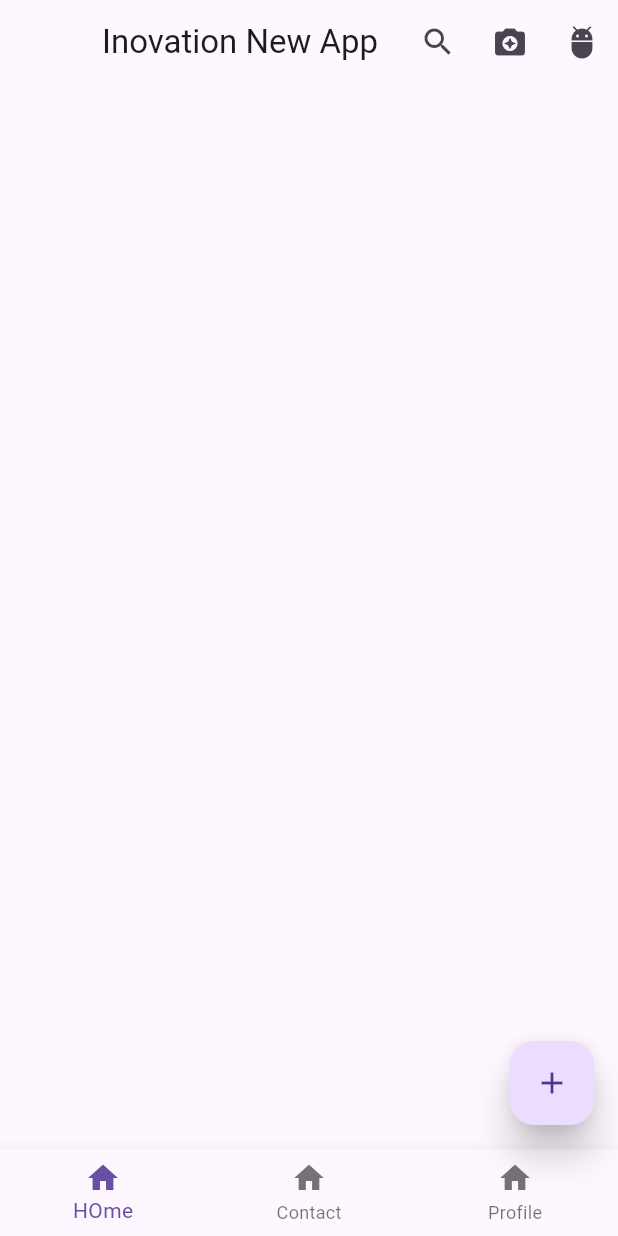
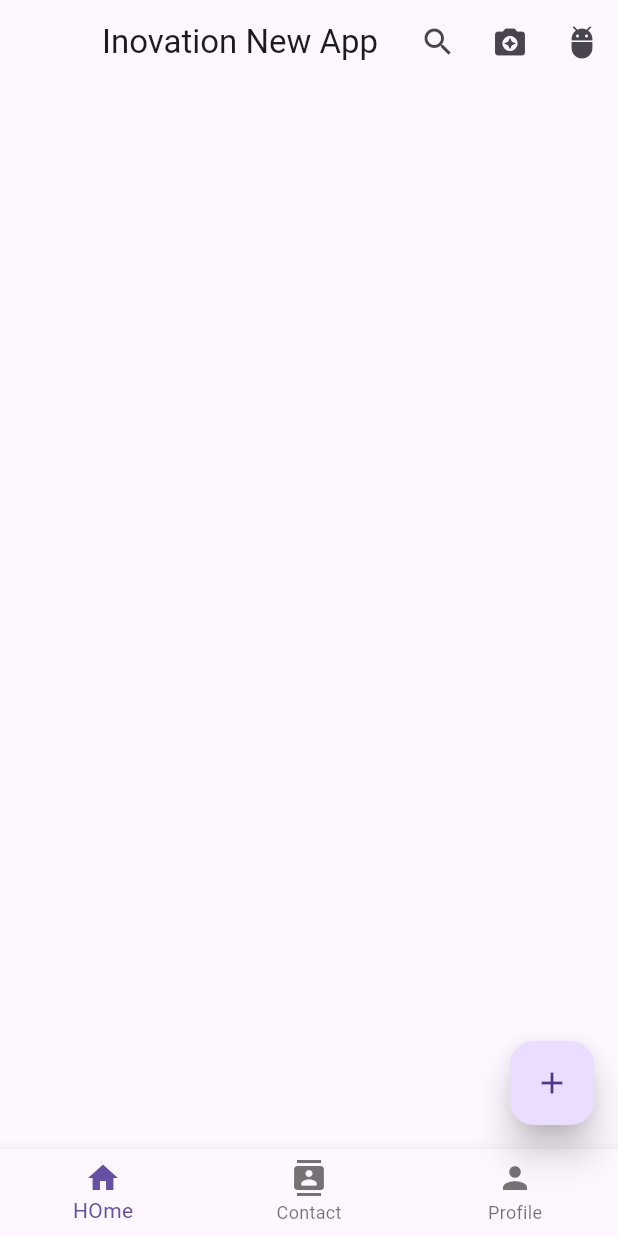
Before and after one commit to RaFiuL-RaZu/app_create, a Flutter app: the screen it shows after launch, on a phone screen of 412 x 824 dp. Run offline on Flutter 3.47's test engine with Material 3 defaults, Android fonts, the phone set to English and light mode, and no system bars.

Commit message:
first commit

```diff
--- a/lib/main.dart
+++ b/lib/main.dart
@@ -51,8 +51,8 @@ class HomeActivity extends StatelessWidget{
         currentIndex: 0,
         items: [
          BottomNavigationBarItem(icon:Icon(Icons.home),label: "HOme"),
-          BottomNavigationBarItem(icon:Icon(Icons.home),label: "Contact"),
-          BottomNavigationBarItem(icon:Icon(Icons.home),label: "Profile"),
+          BottomNavigationBarItem(icon:Icon(Icons.contacts),label: "Contact"),
+          BottomNavigationBarItem(icon:Icon(Icons.person),label: "Profile"),
         ],
       ),
     );
```
